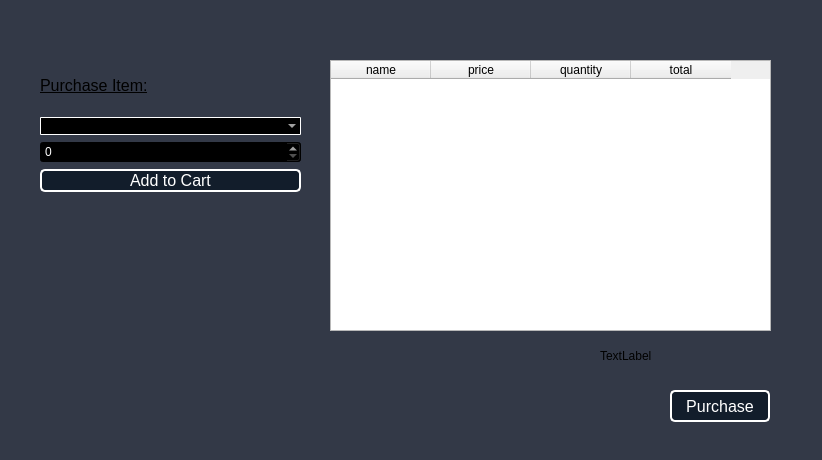
BlankMKB/CS1C-Group-Project-1, file CS1C_BulkClub/memberwindow.ui: the form before one commit.
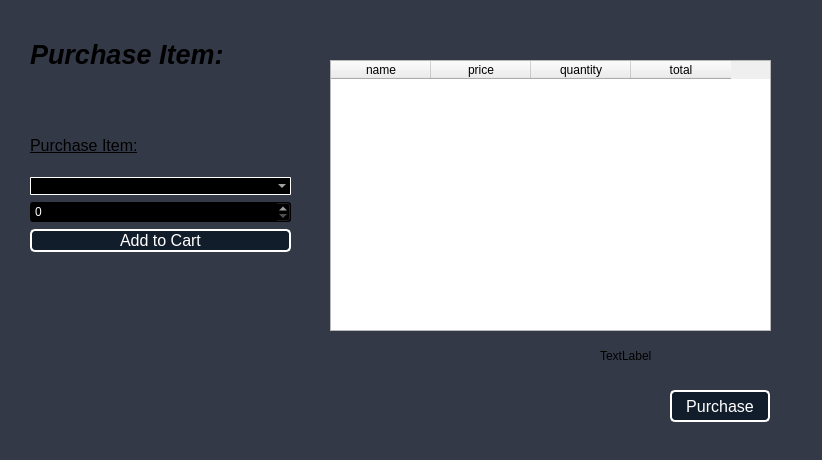
The form after the commit.

Diff of the .ui file:
```diff
--- a/CS1C_BulkClub/memberwindow.ui
+++ b/CS1C_BulkClub/memberwindow.ui
@@ -21,8 +21,8 @@
   <widget class="QWidget" name="verticalLayoutWidget_2">
    <property name="geometry">
     <rect>
-     <x>40</x>
-     <y>60</y>
+     <x>30</x>
+     <y>120</y>
      <width>261</width>
      <height>132</height>
     </rect>
@@ -180,6 +180,33 @@
     <string>TextLabel</string>
    </property>
   </widget>
+  <widget class="QLabel" name="nameLabel">
+   <property name="geometry">
+    <rect>
+     <x>30</x>
+     <y>30</y>
+     <width>255</width>
+     <height>48</height>
+    </rect>
+   </property>
+   <property name="font">
+    <font>
+     <pointsize>20</pointsize>
+     <italic>true</italic>
+     <bold>true</bold>
+     <underline>false</underline>
+    </font>
+   </property>
+   <property name="styleSheet">
+    <string notr="true">QLabel#addToCartLabel {
+	font-size: 16px;
+	text-decoration: underline;
+}</string>
+   </property>
+   <property name="text">
+    <string>Purchase Item:</string>
+   </property>
+  </widget>
  </widget>
  <resources/>
  <connections/>
```
